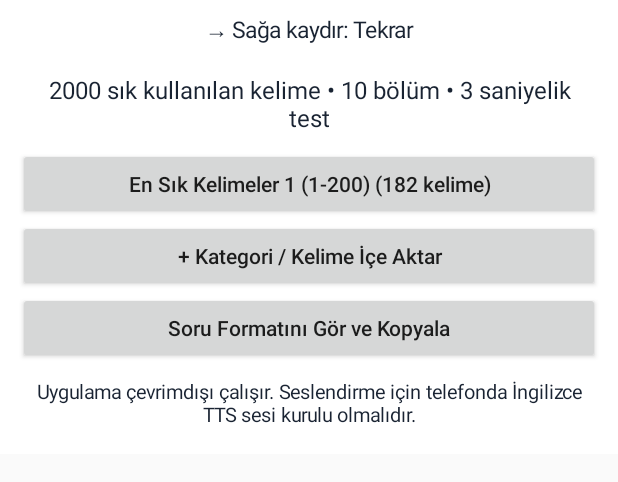
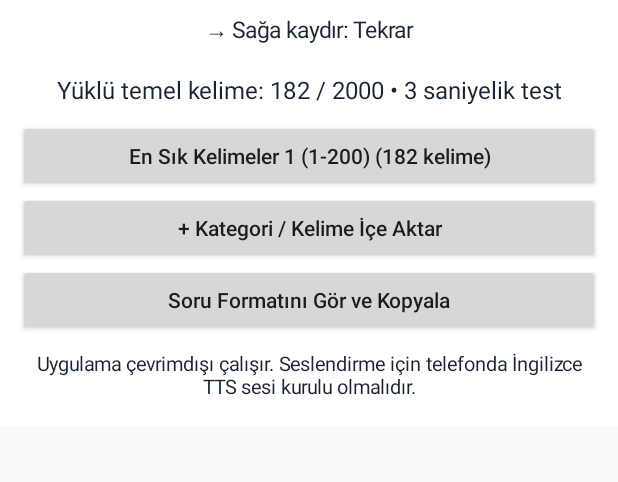
Before and after one commit to amonyak-dotcom/Kelime2000, an Android app: the screen it shows after launch (MainActivity), on a phone screen of 412 x 824 dp, the part 99-581 px from its top. Run offline under Robolectric (Android 15) with nearby library versions, the phone set to English and light mode, and no system bars.

Commit message:
Add files via upload

```diff
--- a/app/src/main/java/com/kelime2000/MainActivity.java
+++ b/app/src/main/java/com/kelime2000/MainActivity.java
@@ -21,14 +21,15 @@ public class MainActivity extends Activity {
  TextView text(String s,int size){TextView v=new TextView(this);v.setText(s);v.setTextSize(size);v.setTextColor(Color.rgb(25,35,50));v.setPadding(12,14,12,14);v.setGravity(Gravity.CENTER);return v;}
  Button button(String s,Runnable r){Button b=new Button(this);b.setText(s);b.setAllCaps(false);b.setOnClickListener(v->r.run());return b;}
  void screen(String title){root=new LinearLayout(this);root.setOrientation(LinearLayout.VERTICAL);root.setPadding(18,20,18,12);root.setBackgroundColor(Color.WHITE);ScrollView scroll=new ScrollView(this);scroll.addView(root);setContentView(scroll);root.addView(text(title,25));}
- void load(){all.clear();try{BufferedReader br=new BufferedReader(new InputStreamReader(getAssets().open("words.txt"),"UTF-8"));String s;while((s=br.readLine())!=null){String[] p=s.split("\\|",-1);if(p.length>=3){int group=all.size()/200+1;all.add(new Item(p[0],p[1],p[2],"En Sık Kelimeler "+group+" ("+((group-1)*200+1)+"-"+(group*200)+")"));}}br.close();}catch(Exception ignored){}
+ void load(){all.clear();try{BufferedReader br=new BufferedReader(new InputStreamReader(getAssets().open("words.txt"),"UTF-8"));String s;while((s=br.readLine())!=null){String[] p=s.split("\\|",-1);if(p.length>=3 && !p[0].trim().isEmpty() && !p[2].trim().isEmpty()){int group=all.size()/200+1;all.add(new Item(p[0],p[1],p[2],"En Sık Kelimeler "+group+" ("+((group-1)*200+1)+"-"+(group*200)+")"));}}br.close();}catch(Exception ignored){}
  try{JSONArray arr=new JSONArray(getPreferences(0).getString("custom","[]"));for(int i=0;i<arr.length();i++){JSONObject o=arr.getJSONObject(i);all.add(new Item(o.getString("en"),o.optString("reading"),o.getString("tr"),o.getString("cat")));}}catch(Exception ignored){}
  }
  String itemKey(Item i){return i.cat+"\u001f"+i.en+"\u001f"+i.tr;}
  Set<String> missed(){return new HashSet<>(getPreferences(0).getStringSet("missed",new HashSet<String>()));}
  void saveMissed(Item i,boolean add){Set<String> keys=missed();if(add)keys.add(itemKey(i));else keys.remove(itemKey(i));getPreferences(0).edit().putStringSet("missed",keys).apply();}
  void reviewHome(){current=null;invalidate();screen("Tekrar");root.addView(text("← Sola kaydır: Ana ekran",15));Set<String> keys=missed();LinkedHashMap<String,Integer> counts=new LinkedHashMap<>();for(Item i:all)if(keys.contains(itemKey(i)))counts.put(i.cat,counts.containsKey(i.cat)?counts.get(i.cat)+1:1);if(counts.isEmpty())root.addView(text("Tekrar edilecek kelime yok.",19));for(String c:counts.keySet()){final String cat=c;root.addView(button(c+" ("+counts.get(c)+" kelime)",()->startReview(cat)));}root.addView(button("Ana Ekran",this::home));}
- void home(){current=null;reviewMode=false;invalidate();screen("Kelime 2000");root.addView(text("→ Sağa kaydır: Tekrar",15));root.addView(text("2000 sık kullanılan kelime • 10 bölüm • 3 saniyelik test",16));LinkedHashSet<String> cats=new LinkedHashSet<>();for(Item i:all)cats.add(i.cat);for(String c:cats){int count=0;for(Item i:all)if(i.cat.equals(c))count++;final String name=c;root.addView(button(c+" ("+count+" kelime)",()->start(name)));}root.addView(button("+ Kategori / Kelime İçe Aktar",this::importPage));root.addView(button("Soru Formatını Gör ve Kopyala",this::template));root.addView(text("Uygulama çevrimdışı çalışır. Seslendirme için telefonda İngilizce TTS sesi kurulu olmalıdır.",13));}
+ void home(){current=null;reviewMode=false;invalidate();screen("Kelime 2000");root.addView(text("→ Sağa kaydır: Tekrar",15));root.addView(text("Yüklü temel kelime: "+Math.min(2000,baseWordCount())+" / 2000 • 3 saniyelik test",16));LinkedHashSet<String> cats=new LinkedHashSet<>();for(Item i:all)cats.add(i.cat);for(String c:cats){int count=0;for(Item i:all)if(i.cat.equals(c))count++;final String name=c;root.addView(button(c+" ("+count+" kelime)",()->start(name)));}root.addView(button("+ Kategori / Kelime İçe Aktar",this::importPage));root.addView(button("Soru Formatını Gör ve Kopyala",this::template));root.addView(text("Uygulama çevrimdışı çalışır. Seslendirme için telefonda İngilizce TTS sesi kurulu olmalıdır.",13));}
+ int baseWordCount(){int count=0;for(Item i:all)if(i.cat.startsWith("En Sık Kelimeler "))count++;return count;}
  void start(String cat){reviewMode=false;category=cat;queue.clear();for(Item i:all)if(i.cat.equals(cat))queue.add(i);Collections.shuffle(queue);position=correct=wrong=passed=expired=0;next();}
  void startReview(String cat){reviewMode=true;category=cat;queue.clear();Set<String> keys=missed();for(Item i:all)if(i.cat.equals(cat)&&keys.contains(itemKey(i)))queue.add(i);Collections.shuffle(queue);position=correct=wrong=passed=expired=0;next();}
  void next(){invalidate();if(position>=queue.size()){results();return;}current=queue.get(position++);locked=false;remaining=3;long token=++generation;screen((reviewMode?"Tekrar • ":"")+category+" • "+position+"/"+queue.size());timer=text("⏱ 3 saniye",20);root.addView(timer);word=text(current.en,35);root.addView(word);pron=text("Okunuş: "+current.reading,17);root.addView(pron);speak=button("🔊 Telaffuzu Dinle",()->{if(tts!=null)tts.speak(current.en,TextToSpeech.QUEUE_FLUSH,null,"word");});root.addView(speak);
```
Also changed, not shown: 2 other files.
